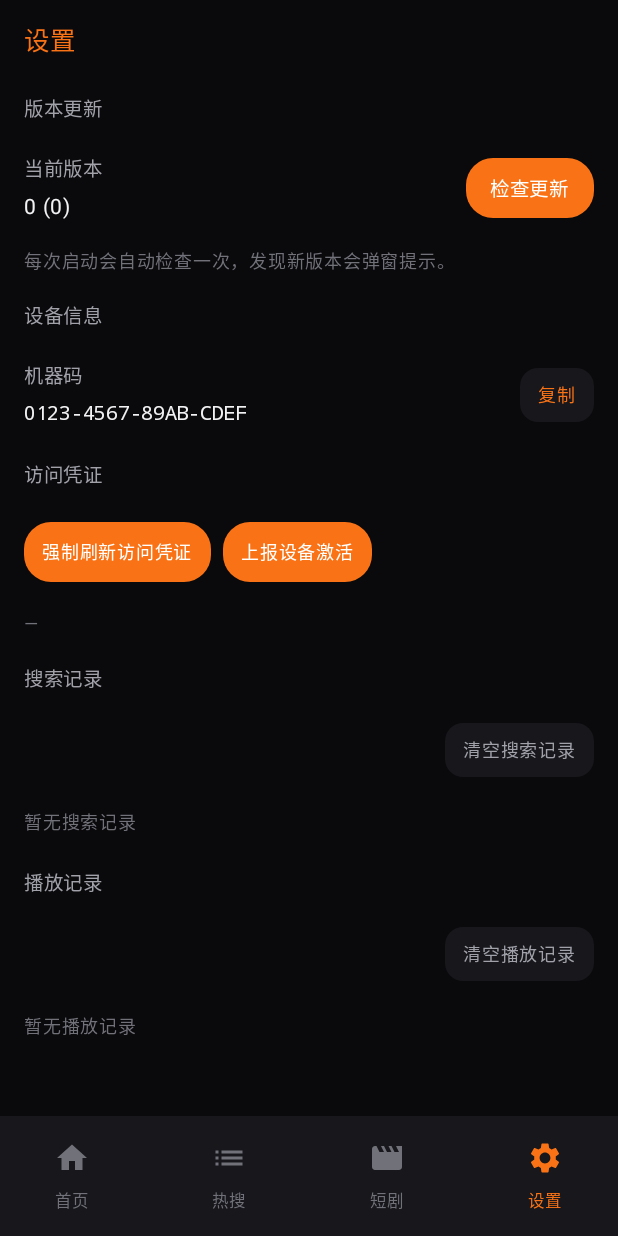
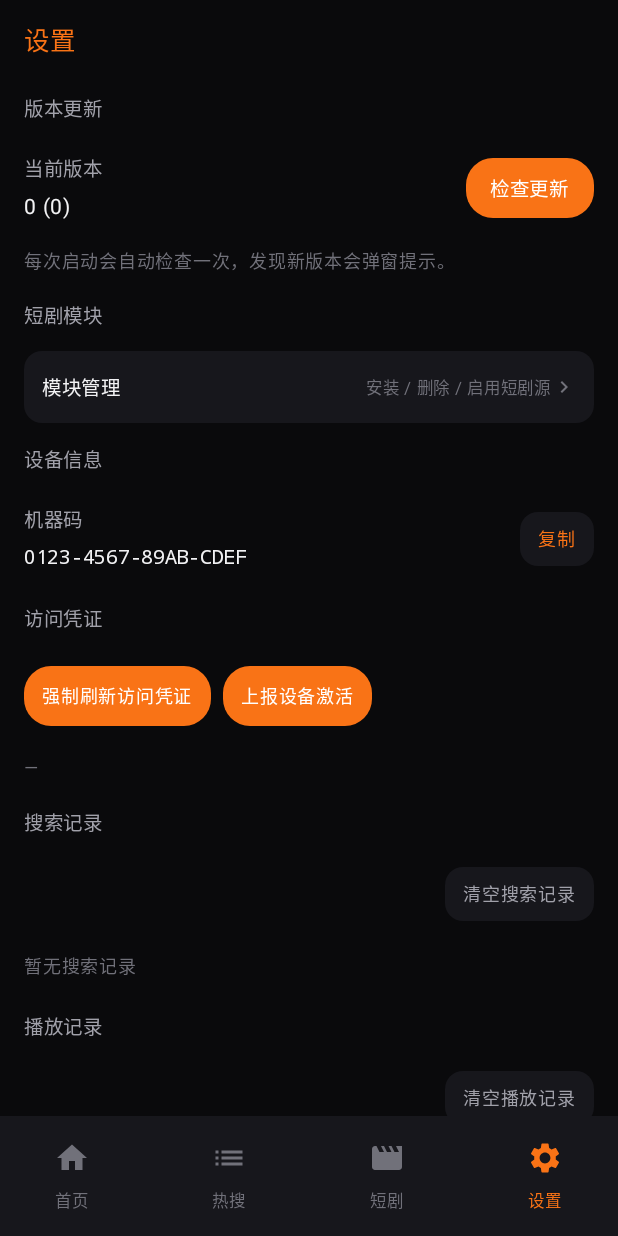
Before and after one commit to hezpupil/yqpps, an Android app built with Jetpack Compose: the composable AppNavHost shown on its own in the app's theme, item 4 of the bottom bar chosen, on a phone screen of 412 x 824 dp. Run offline under Robolectric (Android 15) with nearby library versions, the phone set to English and light mode, and no system bars; pictures from the network do not load; 2 statements that could not run were skipped.

Commit message:
feat: 短剧模块管理（四Tab/装卸/启用/默认源） [skip ci]

```diff
--- a/VodApp/app/src/main/java/com/youqu/vod/ui/settings/SettingsScreen.kt
+++ b/VodApp/app/src/main/java/com/youqu/vod/ui/settings/SettingsScreen.kt
@@ -66,6 +66,7 @@ fun SettingsScreen(
     onDeviceActive: suspend () -> Boolean,
     onHistoryClick: (String) -> Unit,
     onPlayClick: (PlayRecord) -> Unit,
+    onModulesClick: () -> Unit,
     modifier: Modifier = Modifier
 ) {
     val context = LocalContext.current
@@ -128,6 +129,30 @@ fun SettingsScreen(
             fontSize = 12.sp,
             modifier = Modifier.padding(horizontal = 16.dp, vertical = 4.dp)
         )
+
+        /* ---------- 短剧模块 ---------- */
+
+        SectionTitle("短剧模块")
+        Surface(
+            onClick = onModulesClick,
+            color = SurfaceDark,
+            shape = RoundedCornerShape(12.dp),
+            modifier = Modifier.fillMaxWidth().padding(horizontal = 16.dp, vertical = 4.dp)
+        ) {
+            Row(
+                modifier = Modifier.fillMaxWidth().padding(horizontal = 12.dp, vertical = 12.dp),
+                verticalAlignment = Alignment.CenterVertically
+            ) {
+                Text("模块管理", color = TextPrimary, fontSize = 13.sp, modifier = Modifier.weight(1f))
+                Text("安装 / 删除 / 启用短剧源", color = TextTertiary, fontSize = 11.sp)
+                Icon(
+                    imageVector = Icons.AutoMirrored.Filled.KeyboardArrowRight,
+                    contentDescription = null,
+                    tint = TextTertiary,
+                    modifier = Modifier.size(16.dp)
+                )
+            }
+        }
 
         /* ---------- 设备信息 ---------- */
 
```
